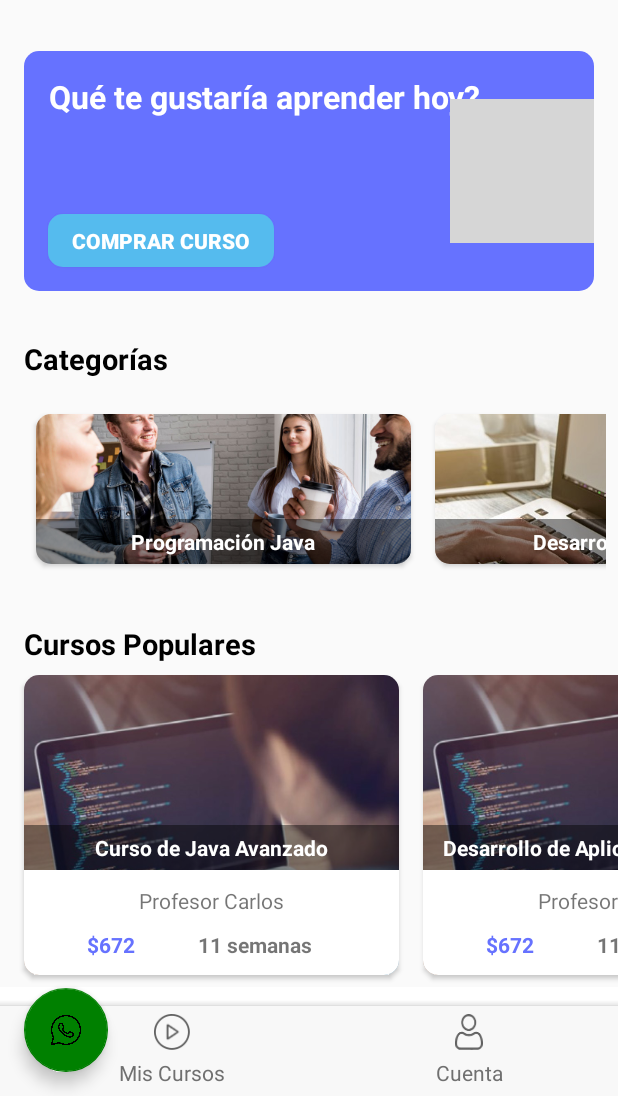
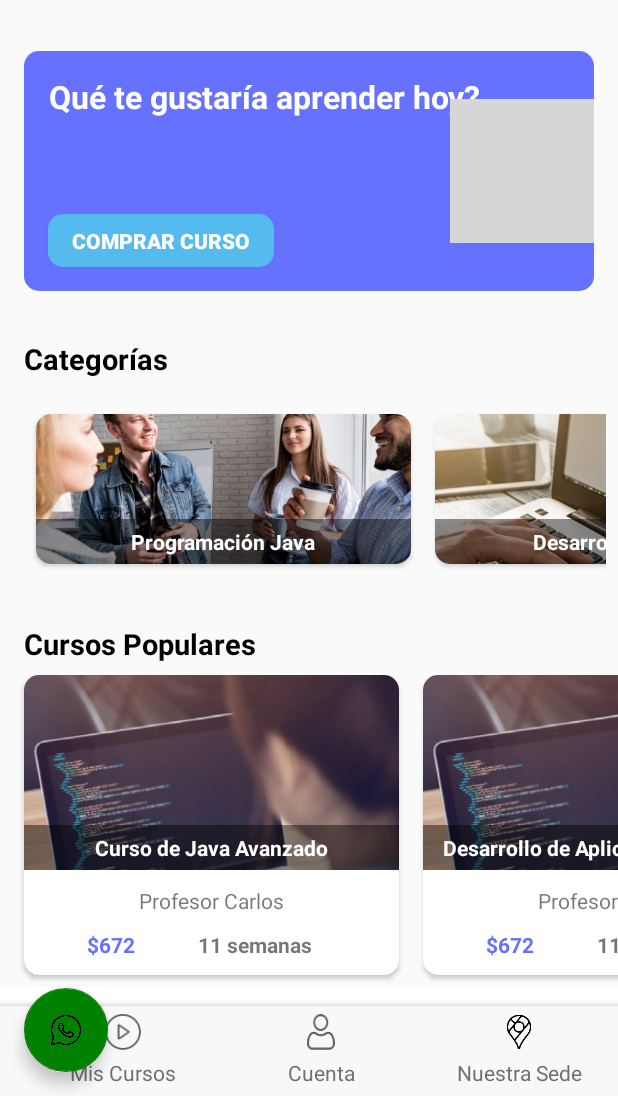
Before and after one commit to Educandoapp/Educandoapp-PracticaProfesionalizante-WEB, an Android app: the MainActivity screen opened directly, with no data from a screen before it, on a phone screen of 412 x 824 dp, the part 140-1236 px from its top. Run offline under Robolectric (Android 15) with nearby library versions, the phone set to English and light mode, and no system bars; pictures from the network do not load; grey boxes are pictures that could not be loaded.

Commit message:
funcionalidad geolocalizacion y arreglo de bugs

```diff
--- a/Educando-app/educandoapp/educandoapp/app/build.gradle.kts
+++ b/Educando-app/educandoapp/educandoapp/app/build.gradle.kts
@@ -38,6 +38,7 @@ dependencies {
     implementation("androidx.appcompat:appcompat:1.6.1")
     implementation("com.google.android.material:material:1.9.0")
     implementation("androidx.constraintlayout:constraintlayout:2.1.4")
+    implementation ("com.google.android.gms:play-services-maps:18.1.0")
     testImplementation("junit:junit:4.13.2")
     androidTestImplementation("androidx.test.ext:junit:1.1.5")
     androidTestImplementation("androidx.test.espresso:espresso-core:3.5.1")
--- a/Educando-app/educandoapp/educandoapp/app/src/main/AndroidManifest.xml
+++ b/Educando-app/educandoapp/educandoapp/app/src/main/AndroidManifest.xml
@@ -74,6 +74,12 @@
             android:name=".Recordatorio"
             android:exported="true" />
 
+        <activity
+            android:name=".MapActivity"
+            android:exported="true" />
+
+        <meta-data android:name="com.google.android.geo.API_KEY" android:value="AIzaSyBMmZ1oRRlyS1y0KYMoyPYRkGZZc6n3BOU" />
+
     </application>
 
 </manifest>
--- a/Educando-app/educandoapp/educandoapp/app/src/main/java/com/educando/myapplication/MainActivity.java
+++ b/Educando-app/educandoapp/educandoapp/app/src/main/java/com/educando/myapplication/MainActivity.java
@@ -38,6 +38,17 @@ public class MainActivity extends AppCompatActivity {
         initRecyclerView();
         setupCategoryRecyclerView();
 
+        //referencia al boton del mapa
+        LinearLayout layoutUbicacion = findViewById(R.id.map);
+        layoutUbicacion.setOnClickListener(new View.OnClickListener() {
+            @Override
+            public void onClick(View v) {
+                // Inicia la actividad del mapa
+                Intent intent = new Intent(MainActivity.this, MapActivity.class);
+                startActivity(intent);
+            }
+        });
+
         // Obtén una referencia al TextView nombre_main
         nombre_main = findViewById(R.id.nombre_main);
 
@@ -68,6 +79,8 @@ public class MainActivity extends AppCompatActivity {
                 startActivity(intent);
             }
         });
+
+
 
         FloatingActionButton fabWhatsapp = findViewById(R.id.fab_whatsapp);
 
--- a/Educando-app/educandoapp/educandoapp/app/src/main/java/com/educando/myapplication/Recordatorio.java
+++ b/Educando-app/educandoapp/educandoapp/app/src/main/java/com/educando/myapplication/Recordatorio.java
@@ -43,7 +43,7 @@ public class Recordatorio extends AppCompatActivity {
         LinearLayout cuenta = findViewById(Cuenta);
         LinearLayout miscursos = findViewById(main);
 
-        editTextRecordatorio = findViewById(R.id.editTextRecordatorio1);
+        editTextRecordatorio = findViewById(R.id.editTextRecordatorio);
         datePicker = findViewById(R.id.datePicker);
 
         preferencias = getSharedPreferences("MisRecordatorios", MODE_PRIVATE);
--- a/Educando-app/educandoapp/educandoapp/app/src/main/res/layout/activity_main.xml
+++ b/Educando-app/educandoapp/educandoapp/app/src/main/res/layout/activity_main.xml
@@ -267,6 +267,31 @@
                         android:textAlignment="center"
                         android:textColor="#707070" />
                 </LinearLayout>
+
+                <LinearLayout
+                    android:id="@+id/map"
+                    android:layout_width="0dp"
+                    android:layout_height="match_parent"
+                    android:layout_weight="0.25"
+                    android:orientation="vertical"
+                    android:contentDescription="Nuestra Sede">
+
+                    <ImageView
+                        android:layout_width="24dp"
+                        android:layout_height="24dp"
+                        android:layout_gravity="center"
+                        android:layout_margin="5dp"
+                        android:src="@drawable/ubic" />
+
+                    <TextView
+                        android:id="@+id/textView14"
+                        android:layout_width="match_parent"
+                        android:layout_height="wrap_content"
+                        android:text="Nuestra Sede"
+                        android:textAlignment="center"
+                        android:textColor="#707070" />
+                </LinearLayout>
+
             </LinearLayout>
         </com.google.android.material.bottomappbar.BottomAppBar>
     </androidx.coordinatorlayout.widget.CoordinatorLayout>
--- a/Educando-app/educandoapp/educandoapp/build.gradle.kts
+++ b/Educando-app/educandoapp/educandoapp/build.gradle.kts
@@ -1,4 +1,4 @@
 // Top-level build file where you can add configuration options common to all sub-projects/modules.
 plugins {
-    id("com.android.application") version "8.1.2" apply false
+    id("com.android.application") version "8.4.1" apply false
 }
```
Also changed, not shown: Educando-app/educandoapp/educandoapp/app/src/main/java/com/educando/myapplication/MapActivity.java (added, +45 -0 lines), Educando-app/educandoapp/educandoapp/app/src/main/res/layout/activity_map.xml (added, +17 -0 lines), Educando-app/educandoapp/educandoapp/app/src/main/res/layout/activity_recordatorio.xml (+0 -12 lines), Educando-app/educandoapp/educandoapp/app/src/main/res/drawable-hdpi/ubic.png (added), Educando-app/educandoapp/educandoapp/gradle/wrapper/gradle-wrapper.properties.
